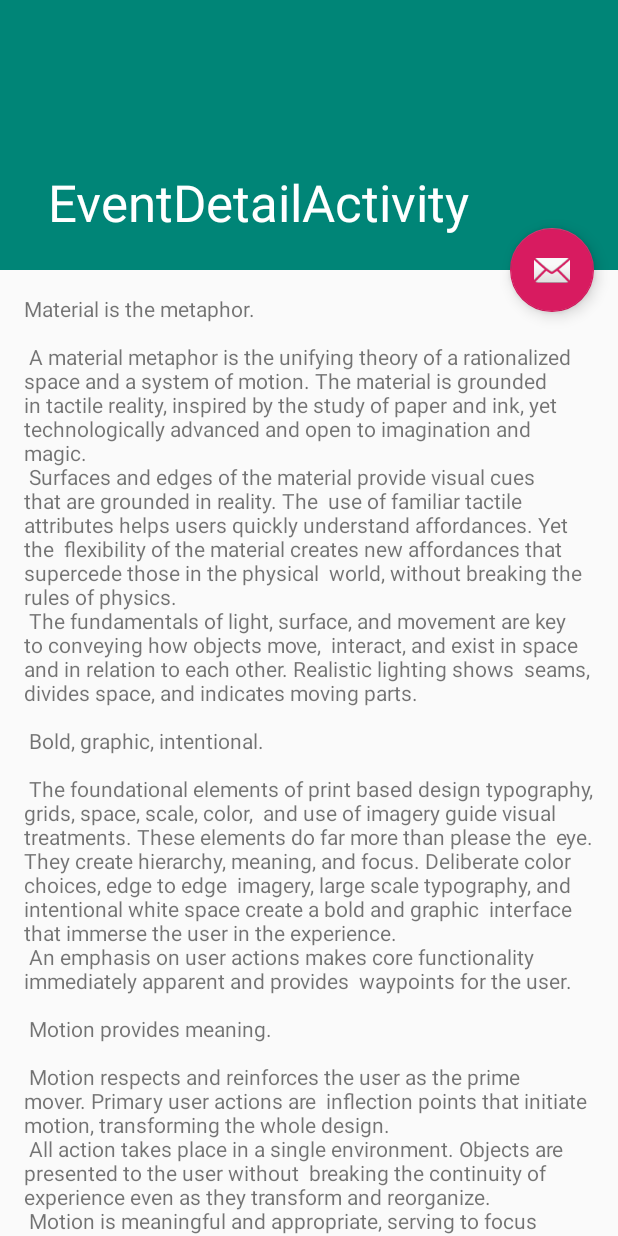
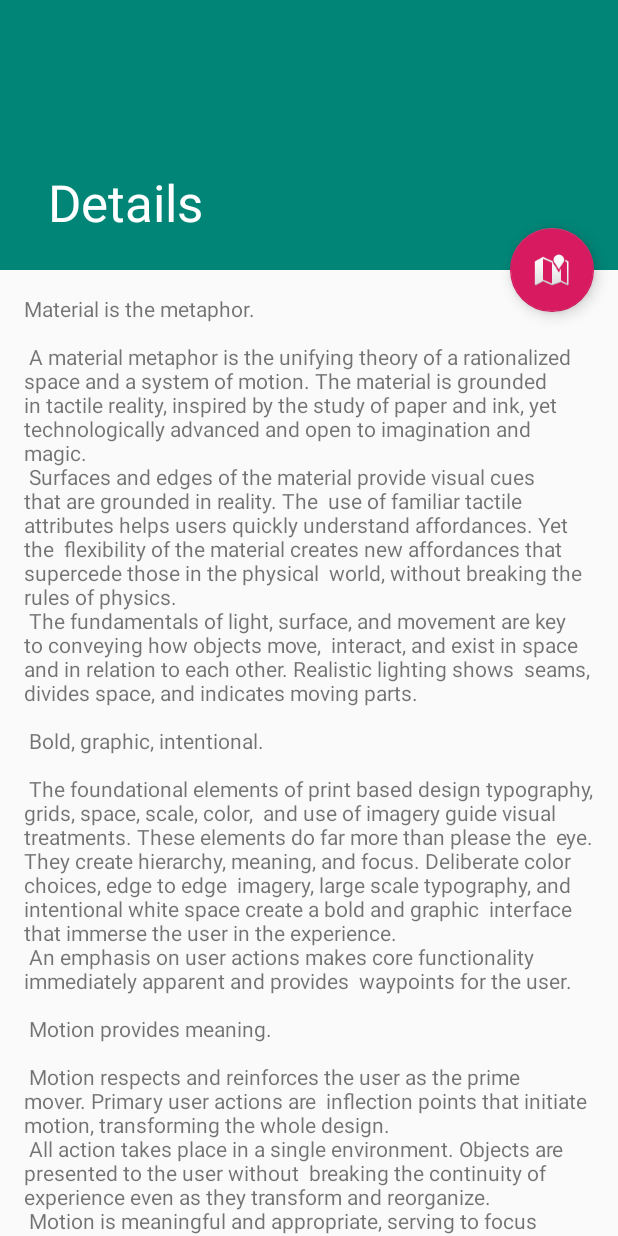
Before and after one commit to davegarred/WH3, an Android app: the EventDetailActivity screen opened directly, with no data from a screen before it, on a phone screen of 412 x 824 dp. Run offline under Robolectric (Android 15) with nearby library versions, the phone set to English and light mode, and no system bars; network calls fail; 4 statements that could not run were skipped.

Commit message:
display event details on click

```diff
--- a/app/src/main/java/com/nullgeodesic/washingtonhhh/EventDetailActivity.java
+++ b/app/src/main/java/com/nullgeodesic/washingtonhhh/EventDetailActivity.java
@@ -6,6 +6,10 @@ import android.support.design.widget.Snackbar;
 import android.support.v7.app.AppCompatActivity;
 import android.support.v7.widget.Toolbar;
 import android.view.View;
+import android.widget.TextView;
+
+import com.nullgeodesic.washingtonhhh.domain.archive.HashEvent;
+import com.nullgeodesic.washingtonhhh.service.ContentHolder;
 
 public class EventDetailActivity extends AppCompatActivity {
 
@@ -13,10 +17,10 @@ public class EventDetailActivity extends AppCompatActivity {
     protected void onCreate(Bundle savedInstanceState) {
         super.onCreate(savedInstanceState);
         setContentView(R.layout.activity_event_detail);
-        Toolbar toolbar = (Toolbar) findViewById(R.id.toolbar);
+        Toolbar toolbar = (Toolbar) findViewById(R.id.activity_event_detail_toolbar);
         setSupportActionBar(toolbar);
 
-        FloatingActionButton fab = (FloatingActionButton) findViewById(R.id.fab);
+        FloatingActionButton fab = (FloatingActionButton) findViewById(R.id.activity_event_detail_floating_action_button);
         fab.setOnClickListener(new View.OnClickListener() {
             @Override
             public void onClick(View view) {
@@ -24,5 +28,15 @@ public class EventDetailActivity extends AppCompatActivity {
                         .setAction("Action", null).show();
             }
         });
+
+        final TextView eventDescription = (TextView) findViewById(R.id.content_event_detail_description);
+
+        int position = getIntent().getIntExtra("position", 0);
+        final HashEvent hashEvent = ContentHolder.ITEMS.get(position);
+        if(hashEvent.getMapLink() == null || hashEvent.getMapLink() == "") {
+            fab.hide();
+        }
+        toolbar.setTitle(hashEvent.getTitle());
+        eventDescription.setText(hashEvent.getDescription());
     }
 }
--- a/app/src/main/java/com/nullgeodesic/washingtonhhh/EventListActivity.java
+++ b/app/src/main/java/com/nullgeodesic/washingtonhhh/EventListActivity.java
@@ -54,7 +54,6 @@ public class EventListActivity extends AppCompatActivity {
         listView.setOnItemClickListener(new AdapterView.OnItemClickListener() {
             @Override
             public void onItemClick(AdapterView<?> parent, View view, int position, long id) {
-                Log.v(TAG, ContentHolder.ITEMS.get(position).getEventName());
                 final Intent intent = new Intent(currentActivity, EventDetailActivity.class);
                 intent.putExtra("position", position);
                 currentActivity.startActivity(intent);
--- a/app/src/main/res/layout/activity_event_detail.xml
+++ b/app/src/main/res/layout/activity_event_detail.xml
@@ -24,11 +24,12 @@
             app:toolbarId="@+id/toolbar">
 
             <android.support.v7.widget.Toolbar
-                android:id="@+id/toolbar"
+                android:id="@+id/activity_event_detail_toolbar"
                 android:layout_width="match_parent"
                 android:layout_height="?attr/actionBarSize"
                 app:layout_collapseMode="pin"
-                app:popupTheme="@style/AppTheme.PopupOverlay" />
+                app:popupTheme="@style/AppTheme.PopupOverlay"
+                app:title="@string/title_activity_event_detail" />
 
         </android.support.design.widget.CollapsingToolbarLayout>
     </android.support.design.widget.AppBarLayout>
@@ -36,12 +37,13 @@
     <include layout="@layout/content_event_detail" />
 
     <android.support.design.widget.FloatingActionButton
-        android:id="@+id/fab"
+        android:id="@+id/activity_event_detail_floating_action_button"
         android:layout_width="wrap_content"
         android:layout_height="wrap_content"
         android:layout_margin="@dimen/fab_margin"
         app:layout_anchor="@id/app_bar"
         app:layout_anchorGravity="bottom|end"
-        app:srcCompat="@android:drawable/ic_dialog_email" />
+        app:srcCompat="@android:drawable/ic_dialog_map"
+        />
 
 </android.support.design.widget.CoordinatorLayout>
--- a/app/src/main/res/layout/content_event_detail.xml
+++ b/app/src/main/res/layout/content_event_detail.xml
@@ -9,6 +9,7 @@
     tools:showIn="@layout/activity_event_detail">
 
     <TextView
+        android:id="@+id/content_event_detail_description"
         android:layout_width="wrap_content"
         android:layout_height="wrap_content"
         android:layout_margin="@dimen/text_margin"
```
Also changed, not shown: app/src/main/res/values/strings.xml (+4 -4 lines).
